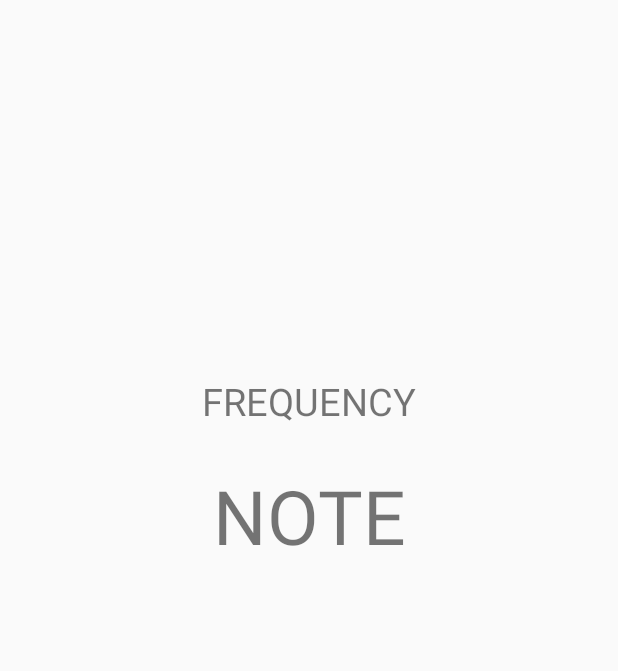
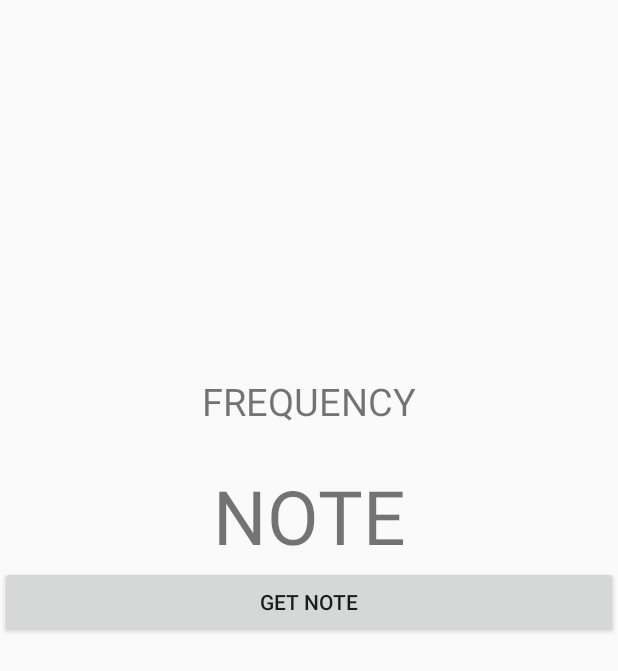
Before and after one commit to jinnandtonic/PitchBender, an Android app: the layout activity_pitch_detection.xml on its own in the app's theme, with its tools: preview values and no code run, on a phone screen of 412 x 824 dp. Shown: the top 671 px of the screen. Run offline under Robolectric (Android 15) with nearby library versions, the phone set to English and light mode, and no system bars.

Commit message:
fixed detection

```diff
--- a/app/src/main/res/layout/activity_pitch_detection.xml
+++ b/app/src/main/res/layout/activity_pitch_detection.xml
@@ -26,4 +26,10 @@
         android:textSize="50sp"
         android:layout_marginTop="25dp"
         android:text="NOTE"/>
+
+    <Button
+        android:onClick="getNote"
+        android:layout_width="match_parent"
+        android:layout_height="wrap_content"
+        android:text="GET NOTE"/>
 </LinearLayout>
```
Also changed, not shown: app/src/main/java/rmillett/pitchbender/PitchDetectionActivity.java (+65 -27 lines).
